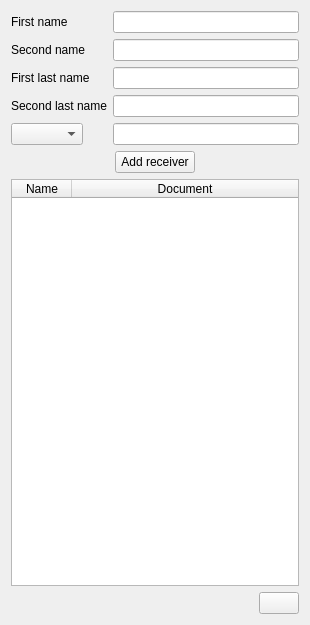
Before: the Qt Designer form asistente_ladm_col/ui/field_data_capture/base_configure_receivers_panel_widget.ui in SwissTierrasColombia/Asistente-LADM-COL, drawn with Qt 5.
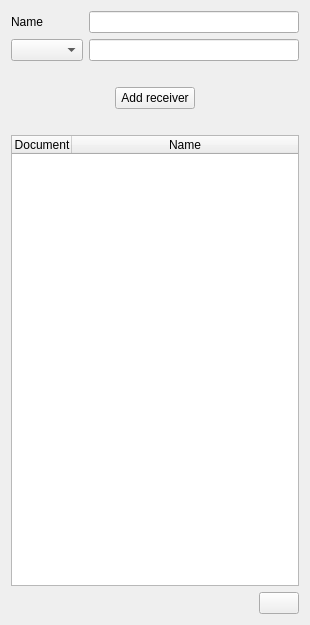
After: the same form once the commit is applied. Icons and pictures are not drawn.

Commit message: [field-data] Use user table from model v0.2 in all panels

```diff
--- a/asistente_ladm_col/ui/field_data_capture/base_configure_receivers_panel_widget.ui
+++ b/asistente_ladm_col/ui/field_data_capture/base_configure_receivers_panel_widget.ui
@@ -14,49 +14,47 @@
    <string>Panel Widget Configure Receivers</string>
   </property>
   <layout class="QGridLayout" name="gridLayout">
+   <item row="5" column="0">
+    <layout class="QHBoxLayout" name="horizontalLayout">
+     <item>
+      <spacer name="horizontalSpacer">
+       <property name="orientation">
+        <enum>Qt::Horizontal</enum>
+       </property>
+       <property name="sizeHint" stdset="0">
+        <size>
+         <width>40</width>
+         <height>20</height>
+        </size>
+       </property>
+      </spacer>
+     </item>
+     <item>
+      <widget class="QPushButton" name="btn_delete">
+       <property name="text">
+        <string/>
+       </property>
+       <property name="icon">
+        <iconset>
+         <normaloff>:/Asistente-LADM-COL/resources/images/missing_supplies.svg</normaloff>:/Asistente-LADM-COL/resources/images/missing_supplies.svg</iconset>
+       </property>
+      </widget>
+     </item>
+    </layout>
+   </item>
    <item row="0" column="0">
     <layout class="QFormLayout" name="formLayout">
      <item row="0" column="0">
       <widget class="QLabel" name="label">
        <property name="text">
-        <string>First name</string>
+        <string>Name</string>
        </property>
       </widget>
      </item>
      <item row="0" column="1">
-      <widget class="QLineEdit" name="txt_first_name"/>
+      <widget class="QLineEdit" name="txt_name"/>
      </item>
      <item row="1" column="0">
-      <widget class="QLabel" name="label_4">
-       <property name="text">
-        <string>Second name</string>
-       </property>
-      </widget>
-     </item>
-     <item row="1" column="1">
-      <widget class="QLineEdit" name="txt_second_name"/>
-     </item>
-     <item row="2" column="0">
-      <widget class="QLabel" name="label_5">
-       <property name="text">
-        <string>First last name</string>
-       </property>
-      </widget>
-     </item>
-     <item row="2" column="1">
-      <widget class="QLineEdit" name="txt_first_last_name"/>
-     </item>
-     <item row="3" column="0">
-      <widget class="QLabel" name="label_6">
-       <property name="text">
-        <string>Second last name</string>
-       </property>
-      </widget>
-     </item>
-     <item row="3" column="1">
-      <widget class="QLineEdit" name="txt_second_last_name"/>
-     </item>
-     <item row="4" column="0">
       <widget class="QComboBox" name="cbo_document_type">
        <property name="sizePolicy">
         <sizepolicy hsizetype="Expanding" vsizetype="Fixed">
@@ -66,7 +64,7 @@
        </property>
       </widget>
      </item>
-     <item row="4" column="1">
+     <item row="1" column="1">
       <widget class="QLineEdit" name="txt_document_id">
        <property name="maxLength">
         <number>11</number>
@@ -75,7 +73,7 @@
      </item>
     </layout>
    </item>
-   <item row="1" column="0">
+   <item row="2" column="0">
     <layout class="QHBoxLayout" name="horizontalLayout_4">
      <item>
       <spacer name="horizontalSpacer_4">
@@ -112,7 +110,23 @@
      </item>
     </layout>
    </item>
-   <item row="2" column="0">
+   <item row="1" column="0">
+    <spacer name="verticalSpacer">
+     <property name="orientation">
+      <enum>Qt::Vertical</enum>
+     </property>
+     <property name="sizeType">
+      <enum>QSizePolicy::Fixed</enum>
+     </property>
+     <property name="sizeHint" stdset="0">
+      <size>
+       <width>20</width>
+       <height>20</height>
+      </size>
+     </property>
+    </spacer>
+   </item>
+   <item row="4" column="0">
     <widget class="QTableWidget" name="tbl_receivers">
      <property name="horizontalScrollBarPolicy">
       <enum>Qt::ScrollBarAlwaysOff</enum>
@@ -159,45 +173,33 @@
      <attribute name="verticalHeaderDefaultSectionSize">
       <number>20</number>
      </attribute>
-     <column>
-      <property name="text">
-       <string>Name</string>
-      </property>
-     </column>
      <column>
       <property name="text">
        <string>Document</string>
       </property>
      </column>
+     <column>
+      <property name="text">
+       <string>Name</string>
+      </property>
+     </column>
     </widget>
    </item>
    <item row="3" column="0">
-    <layout class="QHBoxLayout" name="horizontalLayout">
-     <item>
-      <spacer name="horizontalSpacer">
-       <property name="orientation">
-        <enum>Qt::Horizontal</enum>
-       </property>
-       <property name="sizeHint" stdset="0">
-        <size>
-         <width>40</width>
-         <height>20</height>
-        </size>
-       </property>
-      </spacer>
-     </item>
-     <item>
-      <widget class="QPushButton" name="btn_delete">
-       <property name="text">
-        <string/>
-       </property>
-       <property name="icon">
-        <iconset>
-         <normaloff>:/Asistente-LADM-COL/resources/images/missing_supplies.svg</normaloff>:/Asistente-LADM-COL/resources/images/missing_supplies.svg</iconset>
-       </property>
-      </widget>
-     </item>
-    </layout>
+    <spacer name="verticalSpacer_2">
+     <property name="orientation">
+      <enum>Qt::Vertical</enum>
+     </property>
+     <property name="sizeType">
+      <enum>QSizePolicy::Fixed</enum>
+     </property>
+     <property name="sizeHint" stdset="0">
+      <size>
+       <width>20</width>
+       <height>20</height>
+      </size>
+     </property>
+    </spacer>
    </item>
   </layout>
  </widget>
```
The commit also changes 12 other files.
